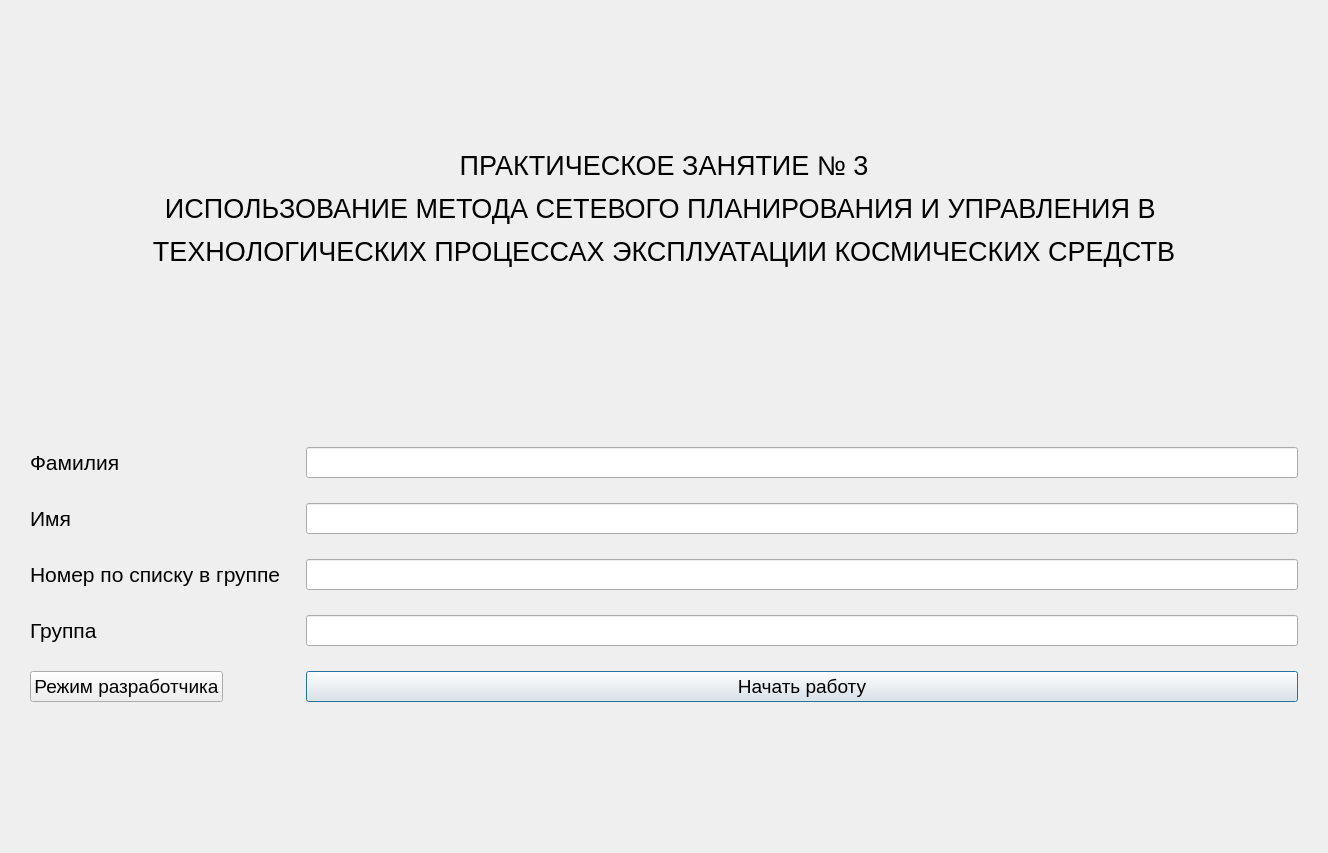
Before: the Qt Designer form qt_designer_ui/startWindow.ui in IvaMarin/Project-Network-Diagram-App, drawn with Qt 5.
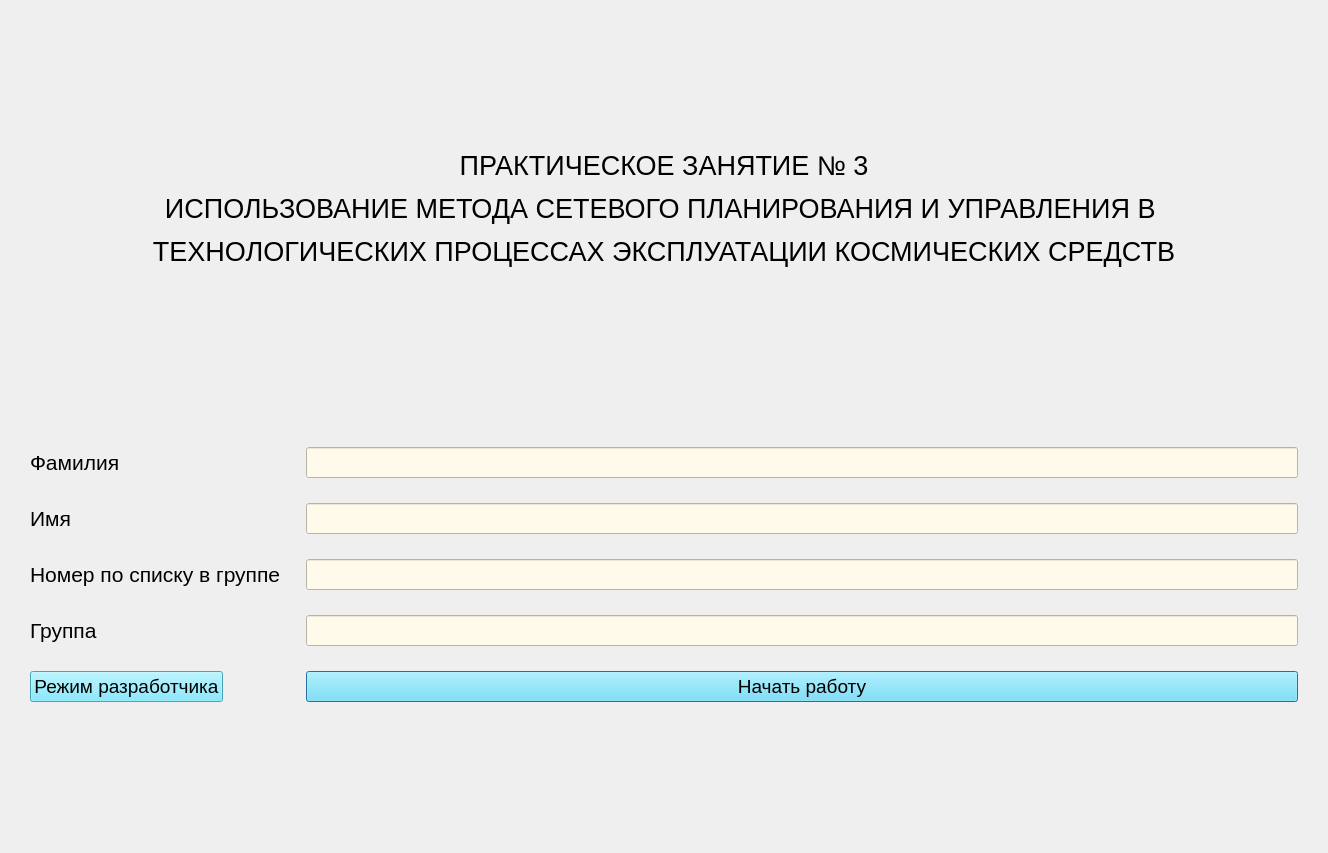
After: the same form once the commit is applied.

Diff of the .ui file:
```diff
--- a/qt_designer_ui/startWindow.ui
+++ b/qt_designer_ui/startWindow.ui
@@ -70,6 +70,9 @@
          <pointsize>14</pointsize>
         </font>
        </property>
+       <property name="styleSheet">
+        <string notr="true">background-color: #fffaea;</string>
+       </property>
        <property name="inputMethodHints">
         <set>Qt::ImhDialableCharactersOnly|Qt::ImhHiddenText|Qt::ImhLatinOnly</set>
        </property>
@@ -92,6 +95,9 @@
          <pointsize>14</pointsize>
         </font>
        </property>
+       <property name="styleSheet">
+        <string notr="true">background-color: #fffaea;</string>
+       </property>
        <property name="inputMethodHints">
         <set>Qt::ImhDialableCharactersOnly</set>
        </property>
@@ -114,6 +120,9 @@
          <pointsize>14</pointsize>
         </font>
        </property>
+       <property name="styleSheet">
+        <string notr="true">background-color: #fffaea;</string>
+       </property>
        <property name="inputMethodHints">
         <set>Qt::ImhNone</set>
        </property>
@@ -139,6 +148,9 @@
          <pointsize>14</pointsize>
         </font>
        </property>
+       <property name="styleSheet">
+        <string notr="true">background-color: #fffaea;</string>
+       </property>
        <property name="inputMethodHints">
         <set>Qt::ImhNone</set>
        </property>
@@ -161,6 +173,9 @@
          <kerning>true</kerning>
         </font>
        </property>
+       <property name="styleSheet">
+        <string notr="true">background-color: #66e3ff;</string>
+       </property>
        <property name="text">
         <string>Начать работу</string>
        </property>
@@ -182,6 +197,9 @@
          <pointsize>14</pointsize>
         </font>
        </property>
+       <property name="styleSheet">
+        <string notr="true">background-color: #66e3ff;</string>
+       </property>
        <property name="text">
         <string>Режим разработчика</string>
        </property>
```
